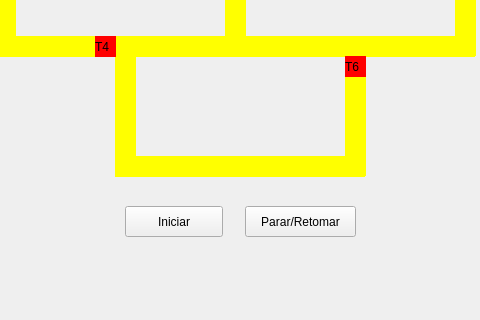
Above: mainwindow.ui from mclara-s/SO_U1-Trens before the change; both pictures show x 185 to 665 and y 301 to 621 of the 932 by 621 pixel window. Below: the same form after it.
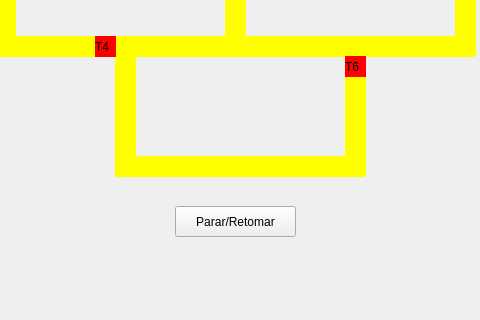
That is the form after the change.

```diff
--- a/mainwindow.ui
+++ b/mainwindow.ui
@@ -106,14 +106,14 @@
    <widget class="QPushButton" name="pushButton">
     <property name="geometry">
      <rect>
-      <x>310</x>
+      <x>360</x>
       <y>490</y>
-      <width>98</width>
+      <width>121</width>
       <height>31</height>
      </rect>
     </property>
     <property name="text">
-     <string>Iniciar</string>
+     <string>Parar/Retomar</string>
     </property>
    </widget>
    <widget class="QLabel" name="label_trilho1_5">
@@ -444,19 +444,6 @@
      <string>T6</string>
     </property>
    </widget>
-   <widget class="QPushButton" name="pushButton_2">
-    <property name="geometry">
-     <rect>
-      <x>430</x>
-      <y>490</y>
-      <width>111</width>
-      <height>31</height>
-     </rect>
-    </property>
-    <property name="text">
-     <string>Parar/Retomar</string>
-    </property>
-   </widget>
    <zorder>label_trilho1</zorder>
    <zorder>label_trilho1_2</zorder>
    <zorder>label_trilho1_3</zorder>
```
Left out of the diff: 1 changed line with no effect on the pictures.
